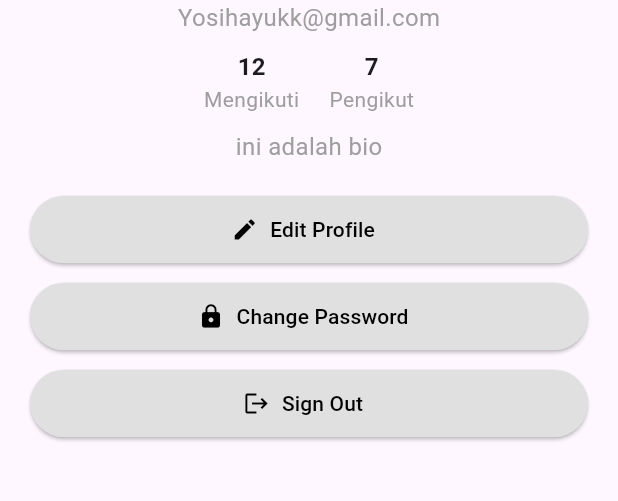
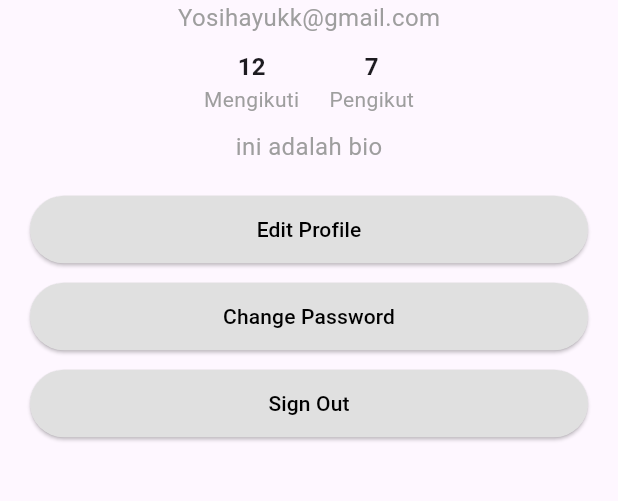
Before and after one commit to yusdi17/dyarimu, a Flutter app: the HalamanProfile screen opened directly, on a phone screen of 412 x 824 dp, the part 318-819 px from its top. Run offline on Flutter 3.47's test engine with Material 3 defaults, Android fonts, the phone set to English and light mode, and no system bars; network calls fail.

Commit message:
profile fix #8

```diff
--- a/lib/profile/profile.dart
+++ b/lib/profile/profile.dart
@@ -1,12 +1,13 @@
+import 'package:flutter/material.dart';
 import 'package:dyarimu/profile/chngepswd.dart';
 import 'package:dyarimu/profile/editprofile.dart';
-import 'package:flutter/material.dart';
 
 class MyApp extends StatelessWidget {
   @override
   Widget build(BuildContext context) {
     return MaterialApp(
       debugShowCheckedModeBanner: false,
+      home: HalamanProfile(),
     );
   }
 }
@@ -85,9 +86,8 @@ class _HalamanProfileState extends State<HalamanProfile> {
             padding: const EdgeInsets.symmetric(horizontal: 20.0),
             child: Column(
               children: [
-                ElevatedButton.icon(
-                  icon: Icon(Icons.edit, color: Colors.black),
-                  label: Text(
+                ElevatedButton(
+                  child: Text(
                     'Edit Profile',
                     style: TextStyle(color: Colors.black),
                   ),
@@ -100,13 +100,13 @@ class _HalamanProfileState extends State<HalamanProfile> {
                       context,
                       MaterialPageRoute(
                         builder: (context) => EditProfile(),
-                        ));
+                      ),
+                    );
                   },
                 ),
                 SizedBox(height: 10),
-                ElevatedButton.icon(
-                  icon: Icon(Icons.lock, color: Colors.black),
-                  label: Text(
+                ElevatedButton(
+                  child: Text(
                     'Change Password',
                     style: TextStyle(color: Colors.black),
                   ),
@@ -119,13 +119,13 @@ class _HalamanProfileState extends State<HalamanProfile> {
                       context,
                       MaterialPageRoute(
                         builder: (context) => ChangePassword(),
-                        )); //fungsi disini
+                      ),
+                    );
                   },
                 ),
                 SizedBox(height: 10),
-                ElevatedButton.icon(
-                  icon: Icon(Icons.logout, color: Colors.black),
-                  label: Text(
+                ElevatedButton(
+                  child: Text(
                     'Sign Out',
                     style: TextStyle(color: Colors.black),
                   ),
@@ -145,3 +145,7 @@ class _HalamanProfileState extends State<HalamanProfile> {
     );
   }
 }
+
+void main() {
+  runApp(MyApp());
+}
```
Lines whose indentation alone changed are shown as unchanged.
